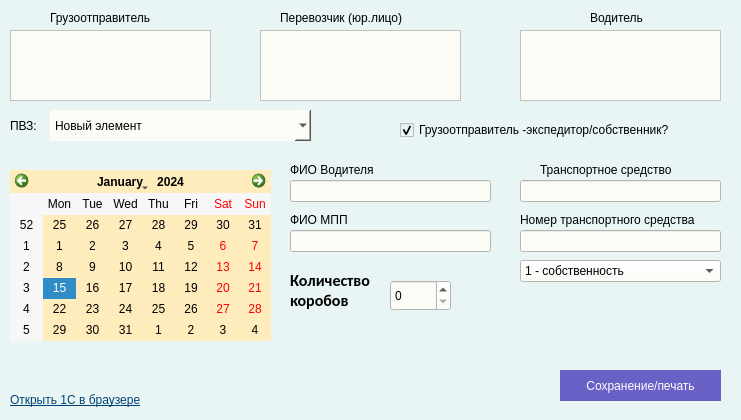
eVnur/AtnEditor, file design.ui: the form before one commit.
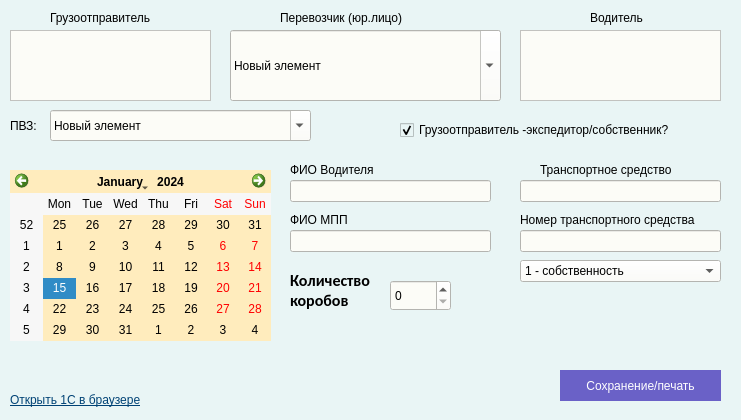
The form after the commit.

Commit message: interface logic

```diff
--- a/design.ui
+++ b/design.ui
@@ -118,24 +118,6 @@
      <string>Перевозчик (юр.лицо)</string>
     </property>
    </widget>
-   <widget class="QPlainTextEdit" name="carrierLine">
-    <property name="geometry">
-     <rect>
-      <x>260</x>
-      <y>30</y>
-      <width>201</width>
-      <height>71</height>
-     </rect>
-    </property>
-    <property name="font">
-     <font>
-      <family>Calibri</family>
-      <pointsize>10</pointsize>
-      <italic>false</italic>
-      <bold>false</bold>
-     </font>
-    </property>
-   </widget>
    <widget class="QPlainTextEdit" name="driverLine">
     <property name="geometry">
      <rect>
@@ -411,8 +393,10 @@
     </property>
     <property name="styleSheet">
      <string notr="true">background:#fcfcf7;
-border-radius: 2px;
-    transition: .2s linear;</string>
+</string>
+    </property>
+    <property name="editable">
+     <bool>true</bool>
     </property>
     <item>
      <property name="text">
@@ -436,6 +420,28 @@
      <string>ПВЗ:</string>
     </property>
    </widget>
+   <widget class="QComboBox" name="LmpChoise_2">
+    <property name="geometry">
+     <rect>
+      <x>230</x>
+      <y>30</y>
+      <width>271</width>
+      <height>71</height>
+     </rect>
+    </property>
+    <property name="styleSheet">
+     <string notr="true">background:#fcfcf7;
+    transition: .2s linear;</string>
+    </property>
+    <property name="editable">
+     <bool>true</bool>
+    </property>
+    <item>
+     <property name="text">
+      <string>Новый элемент</string>
+     </property>
+    </item>
+   </widget>
    <zorder>checkBox</zorder>
    <zorder>shipperLine</zorder>
    <zorder>label</zorder>
```
Left out of the diff: 2 changed lines with no effect on the pictures. The commit also changes 4 other files.
